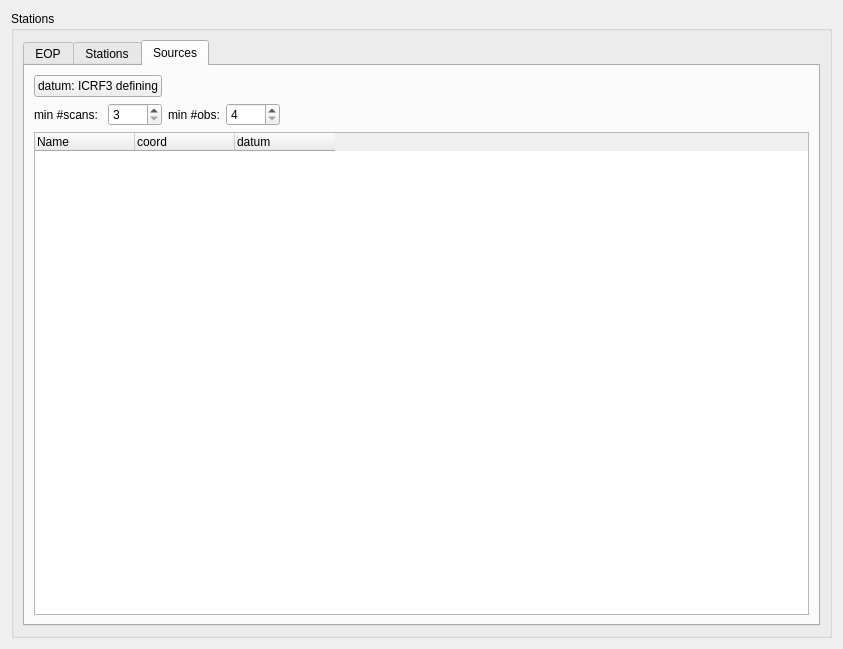
The window that Widgets/solver.ui (TUW-VieVS/VieSchedppGUI) describes before a commit, drawn with Qt 5.
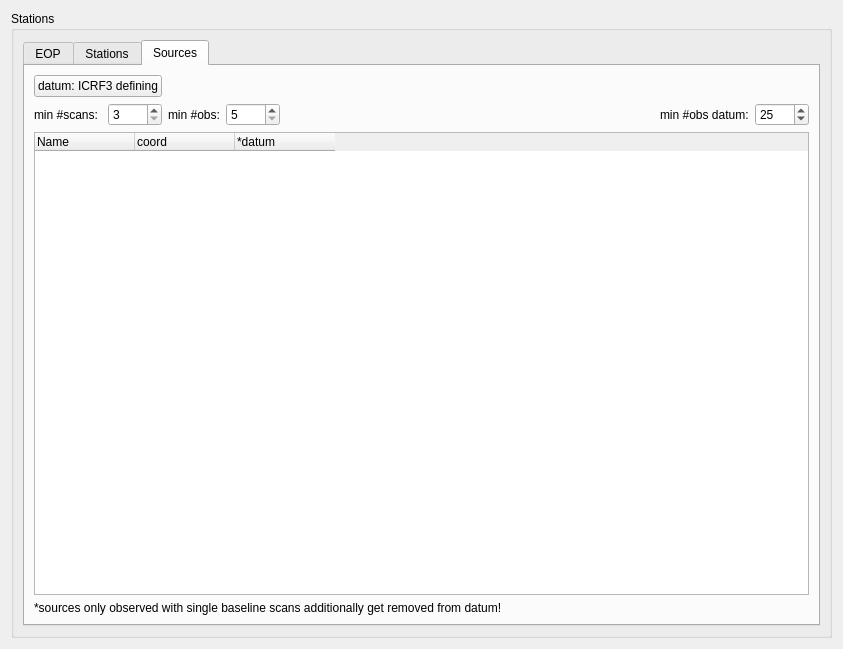
The same window after the commit. Icons and pictures are not drawn.

What changed in the file:
```diff
--- a/Widgets/solver.ui
+++ b/Widgets/solver.ui
@@ -624,11 +624,14 @@
              <item>
               <widget class="QSpinBox" name="spinBox_src_minObs">
                <property name="minimum">
-                <number>4</number>
+                <number>5</number>
                </property>
                <property name="maximum">
                 <number>1000</number>
                </property>
+               <property name="value">
+                <number>5</number>
+               </property>
               </widget>
              </item>
              <item>
@@ -644,6 +647,26 @@
                </property>
               </spacer>
              </item>
+             <item>
+              <widget class="QLabel" name="label_4">
+               <property name="text">
+                <string>min #obs datum:</string>
+               </property>
+              </widget>
+             </item>
+             <item>
+              <widget class="QSpinBox" name="spinBox_src_minObs_datum">
+               <property name="minimum">
+                <number>4</number>
+               </property>
+               <property name="maximum">
+                <number>9999</number>
+               </property>
+               <property name="value">
+                <number>25</number>
+               </property>
+              </widget>
+             </item>
             </layout>
            </item>
            <item>
@@ -669,7 +692,7 @@
              </column>
              <column>
               <property name="text">
-               <string>datum</string>
+               <string>*datum</string>
               </property>
               <property name="textAlignment">
                <set>AlignLeading|AlignVCenter</set>
@@ -682,6 +705,16 @@
              </column>
             </widget>
            </item>
+           <item>
+            <widget class="QLabel" name="label_5">
+             <property name="text">
+              <string>&lt;html&gt;&lt;head/&gt;&lt;body&gt;&lt;p&gt;*sources only observed with single baseline scans additionally get removed from datum!&lt;/p&gt;&lt;/body&gt;&lt;/html&gt;</string>
+             </property>
+             <property name="wordWrap">
+              <bool>true</bool>
+             </property>
+            </widget>
+           </item>
           </layout>
          </widget>
         </widget>
```
Left out of the diff: 9 changed lines with no effect on the pictures.
